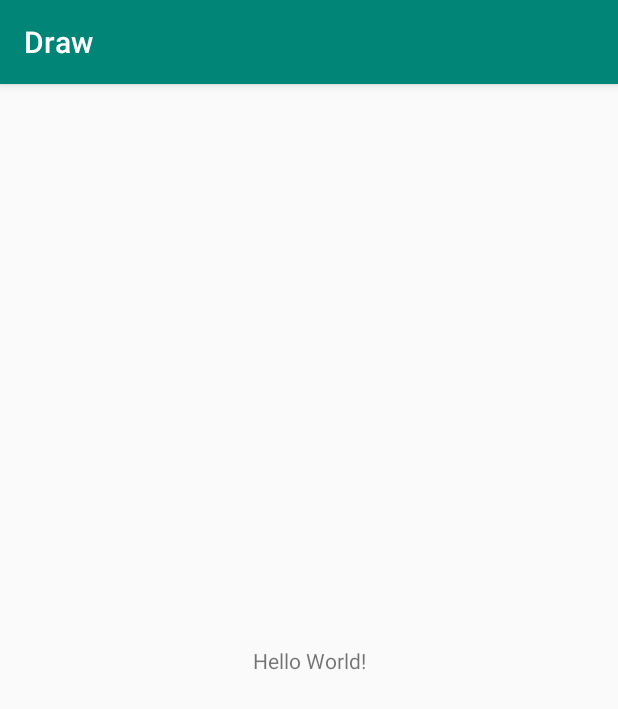
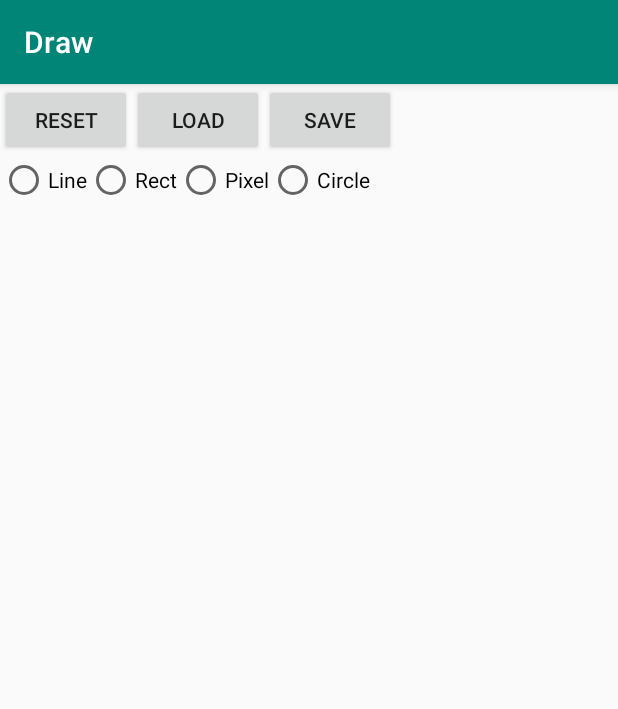
Before and after one commit to laruibasar/leic-poo-1819sv-draw, an Android app: the screen it shows after launch (MainActivity), on a phone screen of 412 x 824 dp. Shown: the top 709 px of the screen. Run offline under Robolectric (Android 15) with nearby library versions, the phone set to English and light mode, and no system bars.

Commit message:
configure application layout

```diff
--- a/app/src/main/java/pt/isel/poo/li21n/g1/draw/MainActivity.java
+++ b/app/src/main/java/pt/isel/poo/li21n/g1/draw/MainActivity.java
@@ -3,12 +3,131 @@ package pt.isel.poo.li21n.g1.draw;
 import androidx.appcompat.app.AppCompatActivity;
 
 import android.os.Bundle;
+import android.view.View;
+import android.view.ViewGroup;
+import android.widget.Button;
+import android.widget.LinearLayout;
+import android.widget.RadioButton;
+import android.widget.RadioGroup;
+import android.widget.Toast;
 
 public class MainActivity extends AppCompatActivity {
 
     @Override
     protected void onCreate(Bundle savedInstanceState) {
         super.onCreate(savedInstanceState);
-        setContentView(R.layout.activity_main);
+        //setContentView(R.layout.activity_main); /* we choose to go programming crazy mode */
+
+
+        /* layout for storing the buttons and radio group containers */
+        final LinearLayout commands = new LinearLayout(this);
+
+        final Button btnReset = new Button(this);
+        btnReset.setText("Reset");
+        btnReset.setOnClickListener(new View.OnClickListener() {
+            @Override
+            public void onClick(View v) {
+                Toast.makeText(MainActivity.this, "Reset", Toast.LENGTH_LONG).show();
+            }
+        });
+
+        final Button btnLoad = new Button(this);
+        btnLoad.setText("Load");
+        btnLoad.setOnClickListener(new View.OnClickListener() {
+            @Override
+            public void onClick(View v) {
+                Toast.makeText(MainActivity.this, "Load", Toast.LENGTH_LONG).show();
+            }
+        });
+
+        final Button btnSave = new Button(this);
+        btnSave.setText("Save");
+        btnSave.setOnClickListener(new View.OnClickListener() {
+            @Override
+            public void onClick(View v) {
+                Toast.makeText(MainActivity.this, "Save", Toast.LENGTH_LONG).show();
+            }
+        });
+
+        final LinearLayout commandButtons = new LinearLayout(this);
+        commandButtons.setOrientation(LinearLayout.HORIZONTAL);
+        commandButtons.addView(btnReset);
+        commandButtons.addView(btnLoad);
+        commandButtons.addView(btnSave);
+
+        final RadioGroup rdGroup = new RadioGroup(this);
+        final RadioGroup.LayoutParams rdGroupParams = new RadioGroup.LayoutParams(
+                ViewGroup.LayoutParams.MATCH_PARENT,
+                ViewGroup.LayoutParams.MATCH_PARENT
+        );
+        final RadioButton rdBtnLine = new RadioButton(this);
+        rdBtnLine.setText("Line");
+        rdBtnLine.setId(1);
+
+        final RadioButton rdBtnRect = new RadioButton(this);
+        rdBtnRect.setText("Rect");
+        rdBtnRect.setId(2);
+
+        final RadioButton rdBtnPixel = new RadioButton(this);
+        rdBtnPixel.setText("Pixel");
+        rdBtnPixel.setId(3);
+
+        final RadioButton rdBtnCircle = new RadioButton(this);
+        rdBtnCircle.setText("Circle");
+        rdBtnCircle.setId(4);
+
+        rdGroup.setOnCheckedChangeListener(new RadioGroup.OnCheckedChangeListener() {
+            @Override
+            public void onCheckedChanged(RadioGroup group, int checkedId) {
+                switch (checkedId) {
+                    case 1:
+                        Toast.makeText(MainActivity.this,"Line",Toast.LENGTH_LONG).show();
+                        break;
+                    case 2:
+                        Toast.makeText(MainActivity.this,"Rect",Toast.LENGTH_LONG).show();
+                        break;
+                    case 3:
+                        Toast.makeText(MainActivity.this,"Pixel",Toast.LENGTH_LONG).show();
+                        break;
+                    case 4:
+                        Toast.makeText(MainActivity.this,"Circle",Toast.LENGTH_LONG).show();
+                        break;
+                    default:
+                        break;
+                }
+            }
+        });
+
+        rdGroup.setLayoutParams(rdGroupParams);
+        rdGroup.setOrientation(RadioGroup.HORIZONTAL);
+        rdGroup.addView(rdBtnLine);
+        rdGroup.addView(rdBtnRect);
+        rdGroup.addView(rdBtnPixel);
+        rdGroup.addView(rdBtnCircle);
+
+        commands.setOrientation(LinearLayout.VERTICAL);
+        commands.addView(commandButtons);
+        commands.addView(rdGroup);
+
+        /* layout for draw figures */
+        final LinearLayout layoutCanvas = new LinearLayout(this);
+        final LinearLayout.LayoutParams layoutCanvasParams = new LinearLayout.LayoutParams(
+                ViewGroup.LayoutParams.MATCH_PARENT,
+                ViewGroup.LayoutParams.MATCH_PARENT
+        );
+        layoutCanvas.setLayoutParams(layoutCanvasParams);
+
+        /* main container for layouts */
+        final LinearLayout layout = new LinearLayout(this);
+        final LinearLayout.LayoutParams layoutParams = new LinearLayout.LayoutParams(
+                ViewGroup.LayoutParams.MATCH_PARENT,
+                ViewGroup.LayoutParams.MATCH_PARENT
+        );
+        layout.setLayoutParams(layoutParams);
+        layout.setOrientation(LinearLayout.VERTICAL);
+        layout.addView(commands);
+        layout.addView(layoutCanvas);
+
+        setContentView(layout);
     }
 }
```
